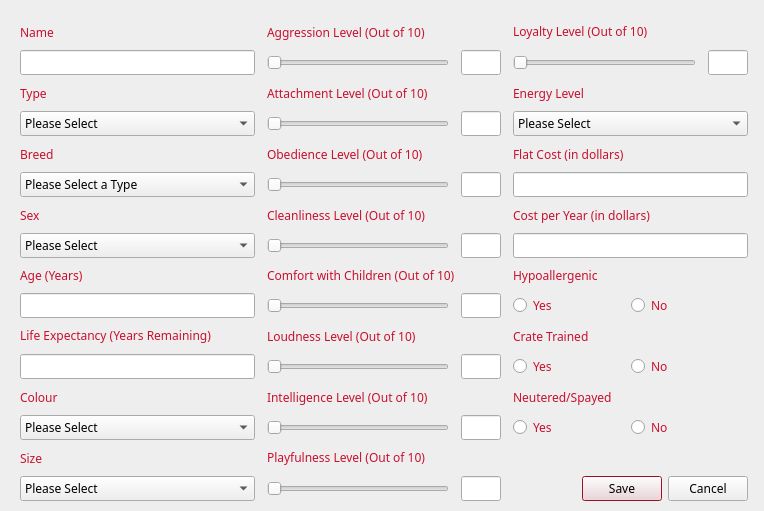
Above: cuACS/addanimal.ui from cameronhawtin/Animal-Farm-cuACS before the change. Below: the same form after it.
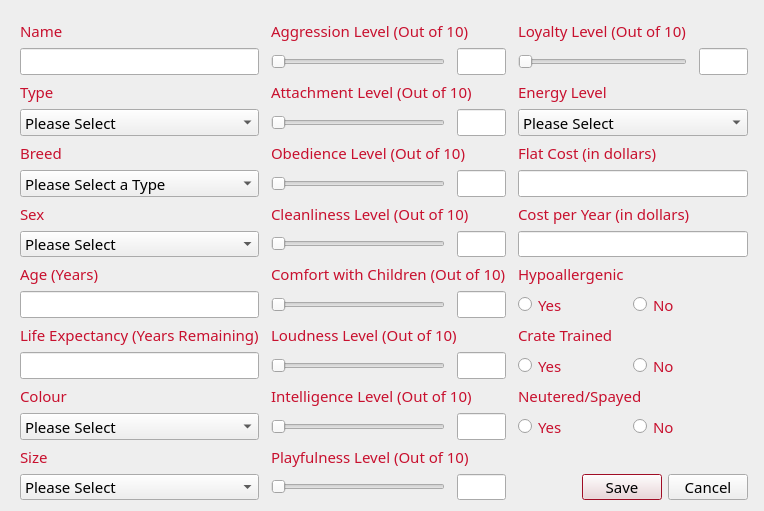
That is the form after the change.

The edit to the form file:
```diff
--- a/cuACS/addanimal.ui
+++ b/cuACS/addanimal.ui
@@ -158,6 +158,7 @@
   <property name="font">
    <font>
     <family>Egyptienne F</family>
+    <pointsize>11</pointsize>
    </font>
   </property>
   <property name="windowTitle">
```
Left out of the diff: 2 changed lines with no effect on the pictures.
